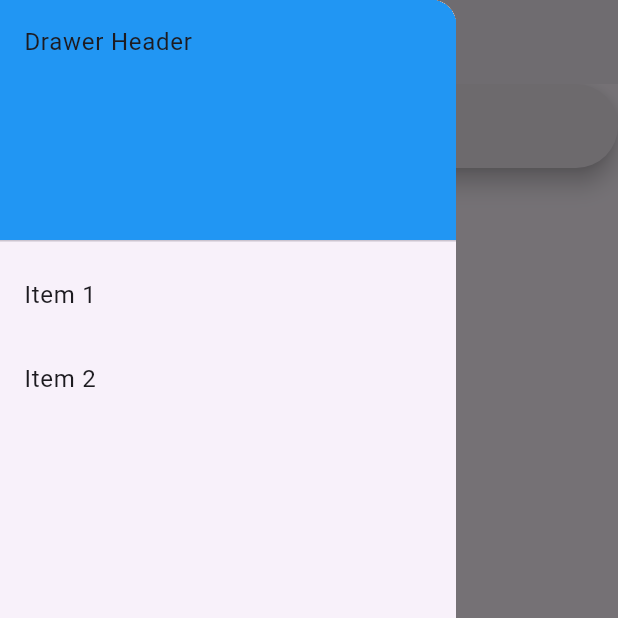
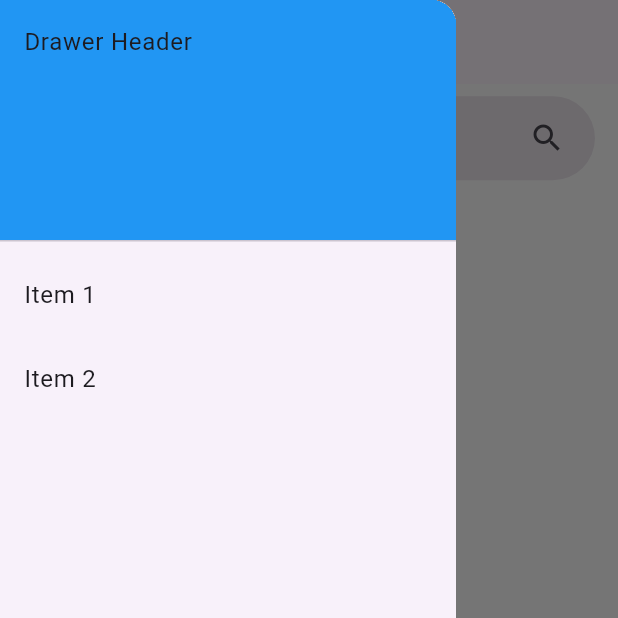
Before and after one commit to yugu0202/milkmemo, a Flutter app: the screen it shows after launch, with the side drawer open, on a phone screen of 412 x 824 dp, the top half of it. Run offline on Flutter 3.47's test engine with Material 3 defaults, Android fonts, the phone set to English and light mode, and no system bars; our stand-ins replace cloud_firestore, firebase_core, flutter_riverpod, flutter_screenutil, freezed_annotation, riverpod_annotation; accounts and stored records are empty; generated files the repository leaves out were written again.

Commit message:
色の修正と評価一覧ページの構築

```diff
--- a/jmlog/lib/presentation/views/app.dart
+++ b/jmlog/lib/presentation/views/app.dart
@@ -40,7 +40,7 @@ class MyHomePage extends StatefulWidget {
 class _MyHomePageState extends State<MyHomePage> {
   int _selectedIndex = 0;
   static const screens = <Widget>[
-    Column(children: [SearchBar(), SizedBox(height: 8,), Expanded(child: ReviewListPage())],),
+    ReviewListPage(),
     Text('Search'),
     Text('Favorites'),
   ];
@@ -54,9 +54,10 @@ class _MyHomePageState extends State<MyHomePage> {
   @override
   Widget build(BuildContext context) {
     return Scaffold(
+      backgroundColor: jmlogColorScheme.onPrimary,
       appBar: AppBar(
         title: Text(widget.title),
-        backgroundColor: jmlogColorScheme.surfaceContainer,
+        backgroundColor: jmlogColorScheme.surface,
       ),
       drawer: const SettingDrawer(),
       body: Center(
@@ -64,7 +65,7 @@ class _MyHomePageState extends State<MyHomePage> {
       ),
       bottomNavigationBar: NavigationBar(
         onDestinationSelected: _onItemTapped,
-        backgroundColor: jmlogColorScheme.surfaceContainer,
+        backgroundColor: jmlogColorScheme.surface,
         indicatorColor: jmlogColorScheme.secondaryContainer,
         selectedIndex: _selectedIndex,
         destinations: const <Widget>[
--- /dev/null
+++ b/jmlog/lib/presentation/views/feature/review_list.dart
@@ -0,0 +1,46 @@
+import 'package:flutter/material.dart';
+import 'package:flutter_screenutil/flutter_screenutil.dart';
+import 'package:flutter_riverpod/flutter_riverpod.dart';
+import 'package:jmlog/presentation/view_models/review_provider.dart';
+import 'package:jmlog/core/constants/const_color.dart';
+
+class ReviewList extends ConsumerWidget {
+  const ReviewList({super.key});
+
+  @override
+  Widget build(BuildContext context, WidgetRef ref) {
+    final reviews = ref.watch(reviewProvider('iYtCCj0EW8krYHv1Vowa'));
+    return reviews.when(
+      loading: () => const Center(
+        child: Text('load'),
+      ),
+      data: (reviews) {
+        // データ取得後に表示する内容
+        return ListView.builder(
+          itemCount: reviews.length,
+          itemBuilder: (context, index) {
+            return Align(
+              alignment: Alignment.center,
+              child: SizedBox(
+                height: 72.h,
+                width: 360.w,
+                child: ListTile(
+                  onTap: () {},
+                  title: Center(
+                    child: Text(
+                      reviews[index].name.toString(),
+                    ),
+                  ),
+                  tileColor: jmlogColorScheme.surface,
+                ),
+              ),
+            );
+          },
+        );
+      },
+      error: (error, stack) => Center(
+        child: Text('Error: $error'),
+      ),
+    );
+  }
+}
--- a/jmlog/lib/presentation/views/feature/review_list_page.dart
+++ b/jmlog/lib/presentation/views/feature/review_list_page.dart
@@ -1,46 +1,30 @@
 import 'package:flutter/material.dart';
 import 'package:flutter_screenutil/flutter_screenutil.dart';
-import 'package:flutter_riverpod/flutter_riverpod.dart';
-import 'package:jmlog/presentation/view_models/review_provider.dart';
 import 'package:jmlog/core/constants/const_color.dart';
+import 'package:jmlog/presentation/views/feature/review_list.dart';
 
-class ReviewListPage extends ConsumerWidget {
+class ReviewListPage extends StatelessWidget {
   const ReviewListPage({super.key});
 
   @override
-  Widget build(BuildContext context, WidgetRef ref) {
-    final reviews = ref.watch(reviewProvider('iYtCCj0EW8krYHv1Vowa'));
-    return reviews.when(
-      loading: () => const Center(
-        child: Text('load'),
-      ),
-      data: (reviews) {
-        // データ取得後に表示する内容
-        return ListView.builder(
-          itemCount: reviews.length,
-          itemBuilder: (context, index) {
-            return Align(
-              alignment: Alignment.center,
-              child: SizedBox(
-                height: 72.h,
-                width: 360.w,
-                child: ListTile(
-                  onTap: () {},
-                  title: Center(
-                    child: Text(
-                      reviews[index].name.toString(),
-                    ),
-                  ),
-                  tileColor: jmlogColorScheme.surfaceContainer,
-                ),
-              ),
-            );
-          },
-        );
-      },
-      error: (error, stack) => Center(
-        child: Text('Error: $error'),
-      ),
+  Widget build(BuildContext context) {
+    return Column(
+      children: [
+        SizedBox(height: 8.h),
+        Padding(
+          padding: EdgeInsets.symmetric(horizontal: 14.w),
+          child: SearchBar(
+            trailing: [IconButton(
+              icon: Icon(Icons.search),
+              onPressed: () {},
+            )],
+            surfaceTintColor: WidgetStateProperty.all(jmlogColorScheme.surfaceContainerHigh),
+            elevation: const WidgetStatePropertyAll(0),
+          ),
+        ),
+        SizedBox(height: 8.h,),
+        Expanded(child: ReviewList())
+      ]
     );
   }
 }
```
